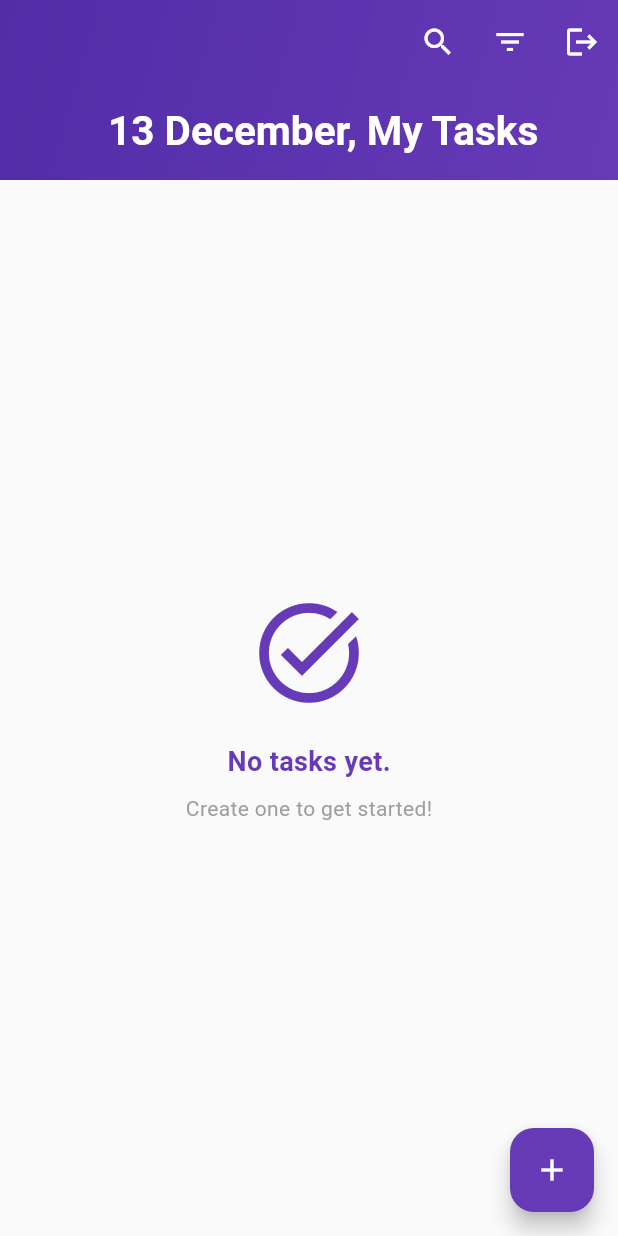
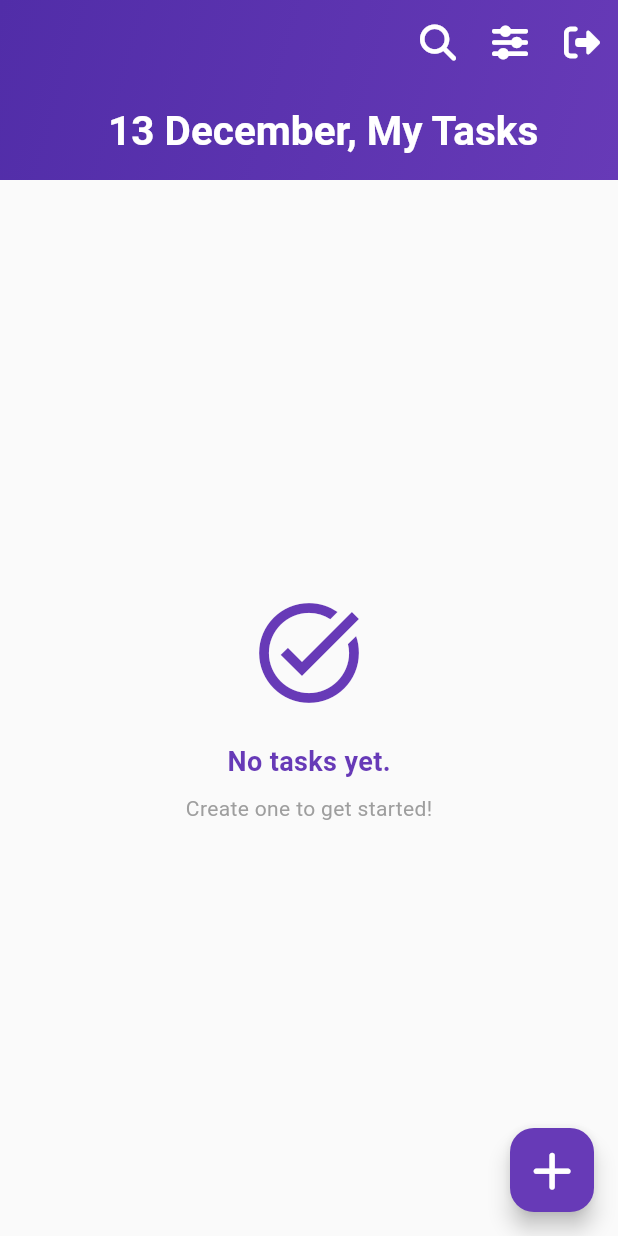
Before and after one commit to kashifumair125/task_manager_flutter_whatbytes, a Flutter app: the TaskListScreen screen opened directly, on a phone screen of 412 x 824 dp. Run offline on Flutter 3.47's test engine with Material 3 defaults, Android fonts, the phone set to English and light mode, and no system bars; our stand-ins replace cloud_firestore, equatable, firebase_auth, firebase_core, flutter_riverpod, font_awesome_flutter and 1 more; accounts and stored records are empty.

Commit message:
Add icon visibility: FAB and app bar buttons now use FontAwesome icons with tooltips

```diff
--- a/lib/presentation/screens/task_list_screen.dart
+++ b/lib/presentation/screens/task_list_screen.dart
@@ -90,15 +90,18 @@ class _TaskListScreenState extends ConsumerState<TaskListScreen> {
             ),
             actions: [
               IconButton(
-                icon: const Icon(Icons.search, color: Colors.white),
+                icon: const Icon(FontAwesomeIcons.magnifyingGlass, color: Colors.white, size: 24),
+                tooltip: 'Search Tasks',
                 onPressed: () {},
               ),
               IconButton(
-                icon: const Icon(Icons.filter_list, color: Colors.white),
+                icon: const Icon(FontAwesomeIcons.sliders, color: Colors.white, size: 24),
+                tooltip: 'Filter Tasks',
                 onPressed: _showFilterDialog,
               ),
               IconButton(
-                icon: const Icon(Icons.logout, color: Colors.white),
+                icon: const Icon(FontAwesomeIcons.rightFromBracket, color: Colors.white, size: 24),
+                tooltip: 'Logout',
                 onPressed: () => ref.read(logoutUseCaseProvider).call(),
               ),
             ],
@@ -152,7 +155,8 @@ class _TaskListScreenState extends ConsumerState<TaskListScreen> {
       floatingActionButton: FloatingActionButton(
         onPressed: () => Navigator.push(context, MaterialPageRoute(builder: (_) => const EditTaskScreen())),
         backgroundColor: Colors.deepPurple,
-        child: const Icon(Icons.add, color: Colors.white),
+        tooltip: 'Add New Task',
+        child: const Icon(FontAwesomeIcons.plus, color: Colors.white, size: 28),
       ),
     );
   }
```
